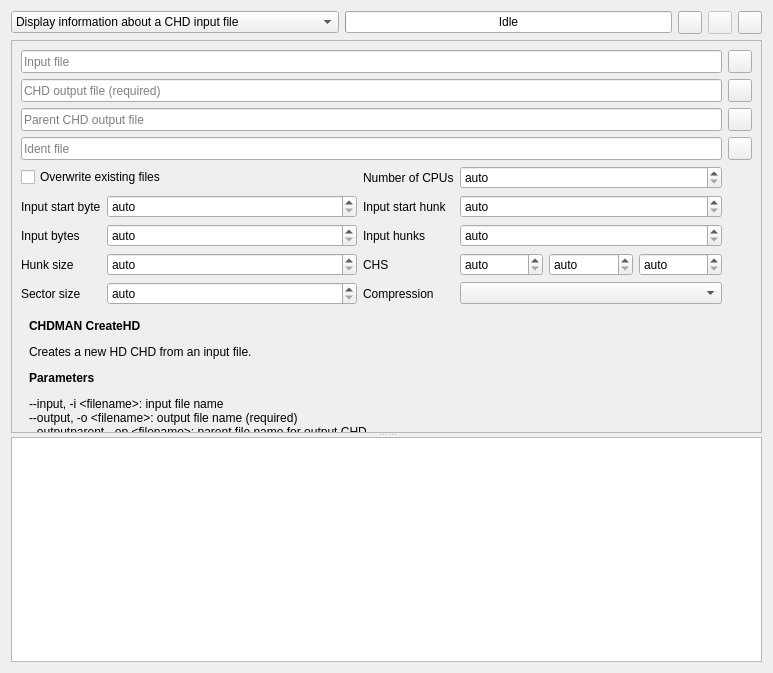
qmc2/qmc2-mame-fe, file tools/qchdman/projectwidget.ui: the form before one commit.
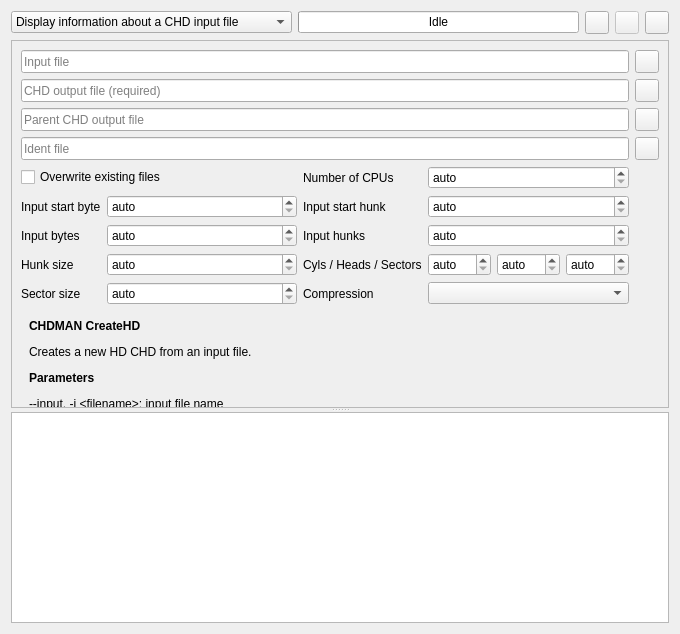
The form after the commit. The open tabs and pages were chosen to show the change. Icons and pictures are not drawn.

```diff
--- a/tools/qchdman/projectwidget.ui
+++ b/tools/qchdman/projectwidget.ui
@@ -6,8 +6,8 @@
    <rect>
     <x>0</x>
     <y>0</y>
-    <width>773</width>
-    <height>673</height>
+    <width>680</width>
+    <height>634</height>
    </rect>
   </property>
   <layout class="QGridLayout" name="gridLayout">
@@ -234,7 +234,7 @@
         <rect>
          <x>0</x>
          <y>0</y>
-         <width>759</width>
+         <width>666</width>
          <height>539</height>
         </rect>
        </property>
@@ -1612,7 +1612,7 @@
                <item row="7" column="5">
                 <widget class="QSpinBox" name="spinBoxCreateHDSectors">
                  <property name="sizePolicy">
-                  <sizepolicy hsizetype="MinimumExpanding" vsizetype="Fixed">
+                  <sizepolicy hsizetype="Ignored" vsizetype="Fixed">
                    <horstretch>0</horstretch>
                    <verstretch>0</verstretch>
                   </sizepolicy>
@@ -1637,7 +1637,7 @@
                <item row="7" column="4">
                 <widget class="QSpinBox" name="spinBoxCreateHDHeads">
                  <property name="sizePolicy">
-                  <sizepolicy hsizetype="MinimumExpanding" vsizetype="Fixed">
+                  <sizepolicy hsizetype="Ignored" vsizetype="Fixed">
                    <horstretch>0</horstretch>
                    <verstretch>0</verstretch>
                   </sizepolicy>
@@ -1710,7 +1710,7 @@
                <item row="7" column="3">
                 <widget class="QSpinBox" name="spinBoxCreateHDCylinders">
                  <property name="sizePolicy">
-                  <sizepolicy hsizetype="MinimumExpanding" vsizetype="Fixed">
+                  <sizepolicy hsizetype="Ignored" vsizetype="Fixed">
                    <horstretch>0</horstretch>
                    <verstretch>0</verstretch>
                   </sizepolicy>
@@ -1784,7 +1784,7 @@
                <item row="7" column="2">
                 <widget class="QLabel" name="labelCreateHDCHS">
                  <property name="text">
-                  <string>CHS</string>
+                  <string>Cyls / Heads / Sectors</string>
                  </property>
                 </widget>
                </item>
```
